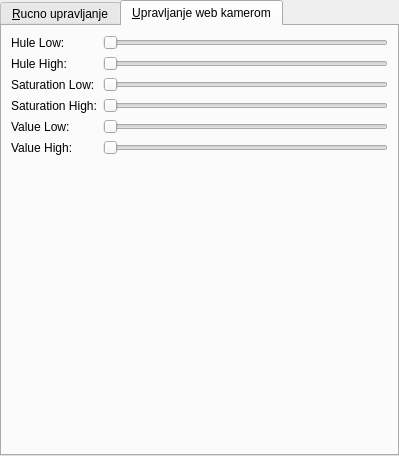
Before: the Qt Designer form interface/centralwidget.ui in zivlakmilos/RobotskaRuka, drawn with Qt 5.
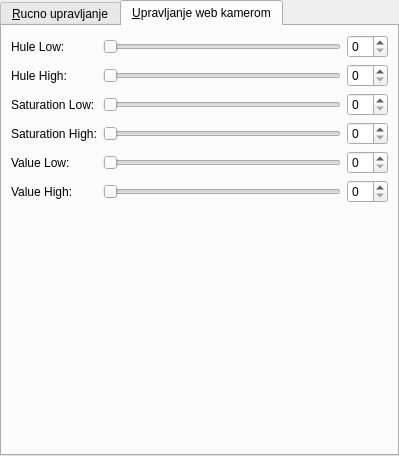
After: the same form once the commit is applied. The open tabs and pages were chosen to show the change.

Commit message: Dodati spenbox-ovi za OpenCV

Diff of the .ui file:
```diff
--- a/interface/centralwidget.ui
+++ b/interface/centralwidget.ui
@@ -341,6 +341,24 @@
         </property>
        </widget>
       </item>
+      <item row="0" column="2">
+       <widget class="QSpinBox" name="sbHL"/>
+      </item>
+      <item row="1" column="2">
+       <widget class="QSpinBox" name="sbHH"/>
+      </item>
+      <item row="2" column="2">
+       <widget class="QSpinBox" name="sbSL"/>
+      </item>
+      <item row="3" column="2">
+       <widget class="QSpinBox" name="sbSH"/>
+      </item>
+      <item row="4" column="2">
+       <widget class="QSpinBox" name="sbVL"/>
+      </item>
+      <item row="5" column="2">
+       <widget class="QSpinBox" name="sbVH"/>
+      </item>
      </layout>
     </item>
     <item>
```
The commit also changes 1 other file.
